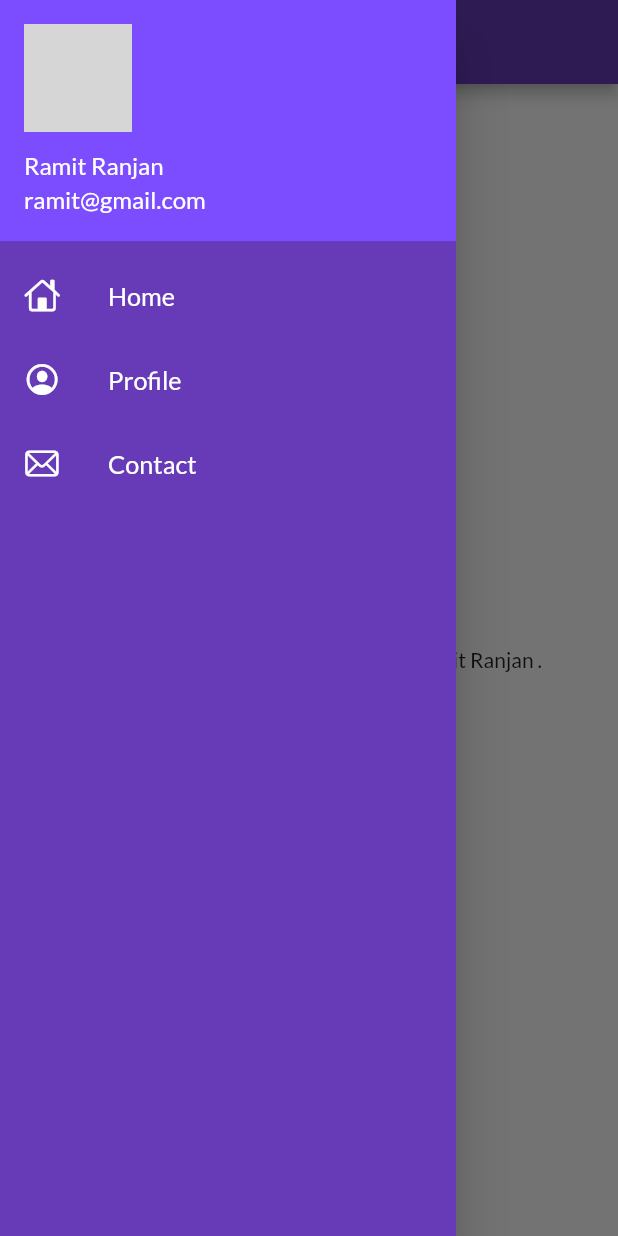
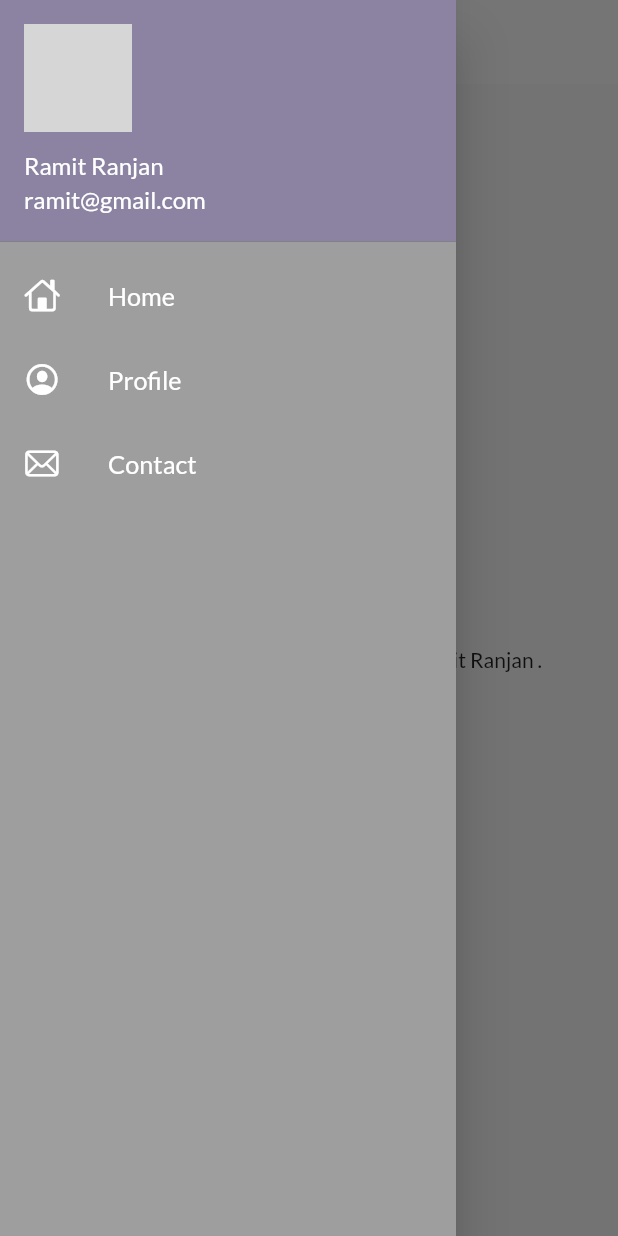
Before and after one commit to Ramitrajranjan/Flutter_30, a Flutter app: the screen it shows after launch, with the side drawer open, on a phone screen of 412 x 824 dp. Run offline on Flutter 3.47's test engine with Material 2 defaults, Android fonts, the phone set to English and light mode, and no system bars; our stand-ins replace google_fonts; network calls fail; grey boxes are pictures that could not be loaded.

Commit message:
Themes extracted

```diff
--- a/lib/main.dart
+++ b/lib/main.dart
@@ -2,6 +2,7 @@ import 'package:flutter/material.dart';
 import 'package:flutter_application_1/pages/homepage.dart';
 import 'package:flutter_application_1/pages/loginpage.dart';
 import 'package:flutter_application_1/utils/routes.dart';
+import 'package:flutter_application_1/widgets/themes.dart';
 import 'package:google_fonts/google_fonts.dart';
 
 void main(){
@@ -16,15 +17,9 @@ class MyApp extends StatelessWidget {
     return MaterialApp(
             // home: const HomePage(),
             themeMode: ThemeMode.light,
-            theme: ThemeData(
-                        primarySwatch: Colors.deepPurple,
-                        fontFamily: GoogleFonts.lato().fontFamily,
-                        primaryTextTheme: GoogleFonts.latoTextTheme(),
-            ),
+            theme:MyTheme.lightTheme(context),
+            darkTheme:MyTheme.darkTheme(context),
             debugShowCheckedModeBanner: false,
-            darkTheme: ThemeData(
-                        brightness: Brightness.dark,
-            ),
             initialRoute: MyRoutes.homeRoute,
             routes: {
               "/":(context) =>  const LoginPage(),
--- a/lib/pages/homepage.dart
+++ b/lib/pages/homepage.dart
@@ -13,8 +13,9 @@ class HomePage extends StatelessWidget {
 
     return Scaffold(
               appBar: AppBar(
-                        title: const Text("Catalog App"),
+                        title: const Center(child: Text("Catalog App",)),
                       ),
+
               body: const Center(
                       child: Text("$msg All to $days days of Flutter by $name ."),
                     ),
--- a/lib/widgets/drawer.dart
+++ b/lib/widgets/drawer.dart
@@ -10,14 +10,16 @@ class MyDrawer extends StatelessWidget {
       "https://media.licdn.com/dms/image/D4D03AQFkrEQYEMUxYg/profile-displayphoto-shrink_800_800/0/1687873694910?e=2147483647&v=beta&t=zGO-hbUmLlUBotvk7NMuPCaYMMnYYjX3-8G9fvV8DxA";
     return Drawer(
       child: Container(
-        decoration: const BoxDecoration(color: Colors.deepPurple),
+        decoration: const BoxDecoration(
+          color: Colors.grey
+          ),
         child: ListView(
           children:const [
             DrawerHeader(
               padding: EdgeInsets.zero,
               child: UserAccountsDrawerHeader(
                 margin: EdgeInsets.zero,
-                decoration: BoxDecoration(color: Colors.deepPurpleAccent),
+                decoration: BoxDecoration(color: Color.fromARGB(252, 140, 131, 163)),
                 accountName: Text("Ramit Ranjan",style: TextStyle(
                     color: Colors.white,
                     fontSize:16,),
@@ -27,7 +29,8 @@ class MyDrawer extends StatelessWidget {
                     fontSize:16,),
                     ),
                 currentAccountPicture: CircleAvatar(
-                  backgroundImage: NetworkImage(imageUrl),),
+                  backgroundImage: NetworkImage(imageUrl),
+                  ),
                 ),
               ),
 
@@ -39,11 +42,9 @@ class MyDrawer extends StatelessWidget {
                   title: Text(
                     "Home",
                     textScaleFactor: 1.2,
-                    style: TextStyle(
-                    color:Colors.white )
+                    style: TextStyle(color:Colors.white )
                     ),
-
-                ),
+              ),
               ListTile(
                 leading: Icon(
                   CupertinoIcons.profile_circled,
@@ -52,10 +53,9 @@ class MyDrawer extends StatelessWidget {
                   title: Text(
                     "Profile",
                     textScaleFactor: 1.2,
-                    style: TextStyle(
-                    color:Colors.white )
+                    style: TextStyle(color:Colors.white )
                     ),
-                ),
+              ),
               ListTile(
                 leading: Icon(
                   CupertinoIcons.mail,
--- /dev/null
+++ b/lib/widgets/themes.dart
@@ -0,0 +1,19 @@
+import 'package:flutter/material.dart';
+import 'package:google_fonts/google_fonts.dart';
+
+class MyTheme {
+  static ThemeData lightTheme(BuildContext context)=>ThemeData(
+                        primarySwatch: Colors.deepPurple,
+                        fontFamily: GoogleFonts.lato().fontFamily,
+                        appBarTheme:const AppBarTheme(
+                          color: Colors.white,
+                          elevation: 0.0,
+                          iconTheme: IconThemeData(color: Colors.black),
+                          titleTextStyle: TextStyle(color: Colors.black,fontSize: 20,),
+                          )
+            );
+  static ThemeData darkTheme(BuildContext context)=>ThemeData(
+                        brightness: Brightness.dark,
+            );
+
+}
```
